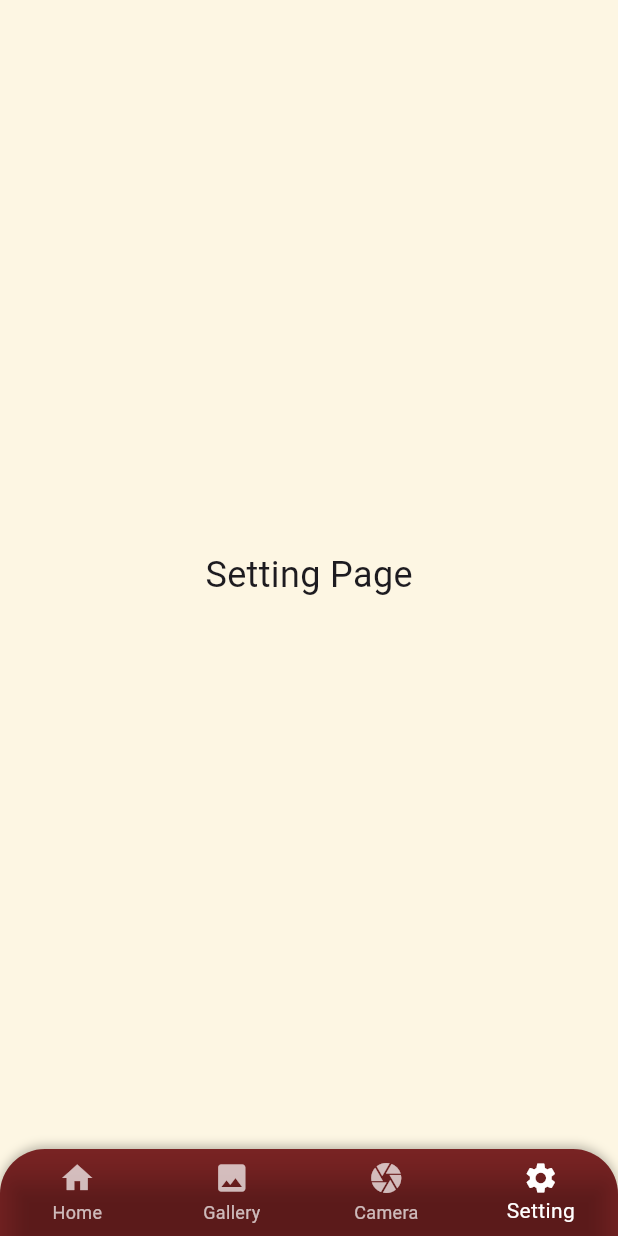
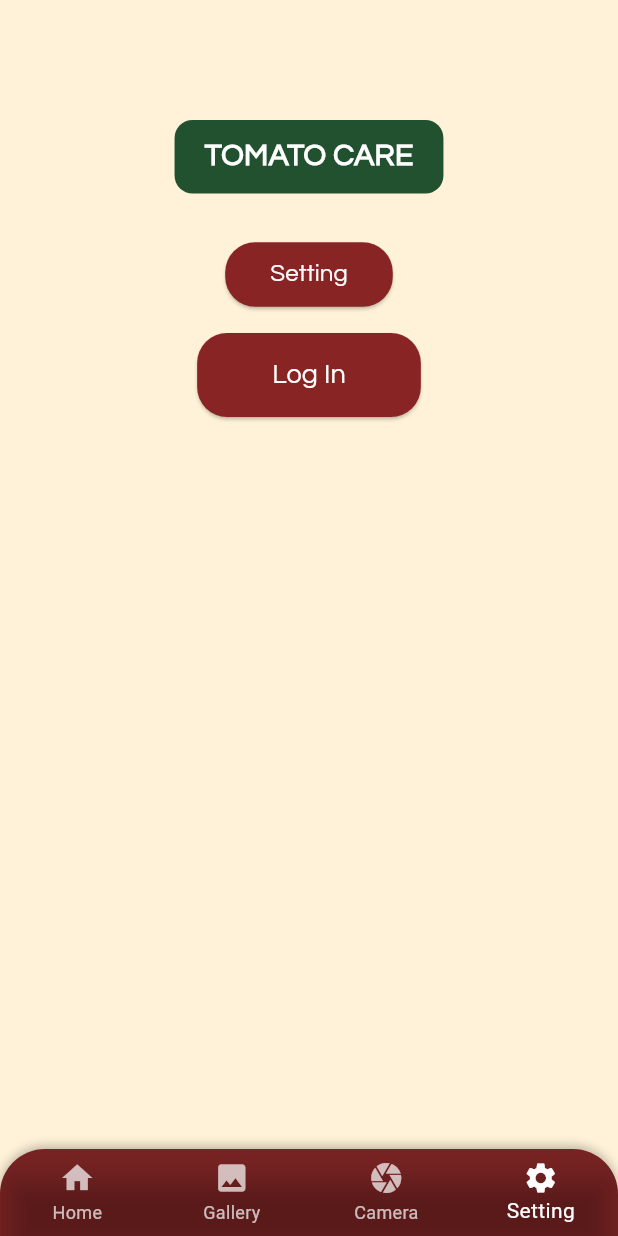
Before and after one commit to yanisa24414/TomatoCare, a Flutter app: the GuestHomePage screen opened directly, item 4 of the bottom bar chosen, on a phone screen of 412 x 824 dp. Run offline on Flutter 3.47's test engine with Material 3 defaults, Android fonts, the phone set to English and light mode, and no system bars.

Commit message:
เพิ่ม setting guest

```diff
--- /dev/null
+++ b/myapp/lib/setting_screen_guest.dart
@@ -0,0 +1,123 @@
+import 'package:flutter/material.dart';
+import 'navigation/guest_navigation.dart';
+
+class SettingScreenGuest extends StatefulWidget {
+  const SettingScreenGuest({super.key});
+
+  @override
+  State<SettingScreenGuest> createState() => _SettingScreenState();
+}
+
+class _SettingScreenState extends State<SettingScreenGuest> {
+  int _selectedIndex = 3; // ตั้งค่า index ให้ตรงกับ Setting (index 3)
+
+  void _onItemTapped(int index) {
+    switch (index) {
+      case 0:
+        Navigator.pushReplacementNamed(context, '/home');
+        break;
+      case 1:
+        Navigator.pushReplacementNamed(context, '/gallery');
+        break;
+      case 2:
+        Navigator.pushReplacementNamed(context, '/camera');
+        break;
+      case 3:
+        // อยู่ที่หน้า Setting อยู่แล้ว
+        break;
+    }
+  }
+
+  @override
+  Widget build(BuildContext context) {
+    return Scaffold(
+      backgroundColor: const Color(0xFFFFF2D8), // สีพื้นหลังครีม
+      body: Column(
+        crossAxisAlignment:
+            CrossAxisAlignment.center, // จัดให้อยู่ตรงกลางแนวนอน
+        children: [
+          const SizedBox(height: 80), // ระยะห่างจากขอบบน
+
+          // Header (TOMATO CARE)
+          Center(
+            // ใช้ Center ครอบเพื่อให้ตรงกลางแนวนอน
+            child: Container(
+              padding: const EdgeInsets.symmetric(horizontal: 20, vertical: 10),
+              decoration: BoxDecoration(
+                color: const Color(0xFF22512F), // สีเขียว
+                borderRadius: BorderRadius.circular(12),
+              ),
+              child: const Text(
+                "TOMATO CARE",
+                style: TextStyle(
+                  fontFamily: 'Questrial',
+                  fontSize: 20,
+                  fontWeight: FontWeight.bold,
+                  color: Colors.white,
+                ),
+              ),
+            ),
+          ),
+          const SizedBox(height: 30),
+
+          // ปุ่ม Setting
+          Center(
+            child: ElevatedButton(
+              style: ElevatedButton.styleFrom(
+                backgroundColor: const Color(0xFF882424), // สีแดงเข้ม
+                foregroundColor: Colors.white,
+                padding:
+                    const EdgeInsets.symmetric(horizontal: 30, vertical: 10),
+                shape: RoundedRectangleBorder(
+                  borderRadius: BorderRadius.circular(20),
+                ),
+              ),
+              onPressed: () {},
+              child: const Text(
+                "Setting",
+                style: TextStyle(
+                  fontFamily: 'Questrial',
+                  fontSize: 16,
+                ),
+              ),
+            ),
+          ),
+          const SizedBox(height: 15),
+
+          // ปุ่ม Log In
+          Center(
+            child: ElevatedButton(
+              style: ElevatedButton.styleFrom(
+                backgroundColor: const Color(0xFF882424), // สีแดงเข้ม
+                foregroundColor: Colors.white,
+                padding:
+                    const EdgeInsets.symmetric(horizontal: 50, vertical: 15),
+                shape: RoundedRectangleBorder(
+                  borderRadius: BorderRadius.circular(20),
+                ),
+              ),
+              onPressed: () {
+                Navigator.pushNamed(context, '/login'); // ไปหน้า Login
+              },
+              child: const Text(
+                "Log In",
+                style: TextStyle(
+                  fontFamily: 'Questrial',
+                  fontSize: 18,
+                ),
+              ),
+            ),
+          ),
+
+          const Spacer(), // ดันเนื้อหาให้อยู่ข้างบน
+        ],
+      ),
+
+      // ใช้ GuestNavigation
+      bottomNavigationBar: GuestNavigation(
+        selectedIndex: _selectedIndex,
+        onItemTapped: _onItemTapped,
+      ),
+    );
+  }
+}
```
Also changed, not shown: myapp/lib/home_screen_guest.dart (+16 -7 lines), myapp/lib/setting_screen_member.dart (added).
